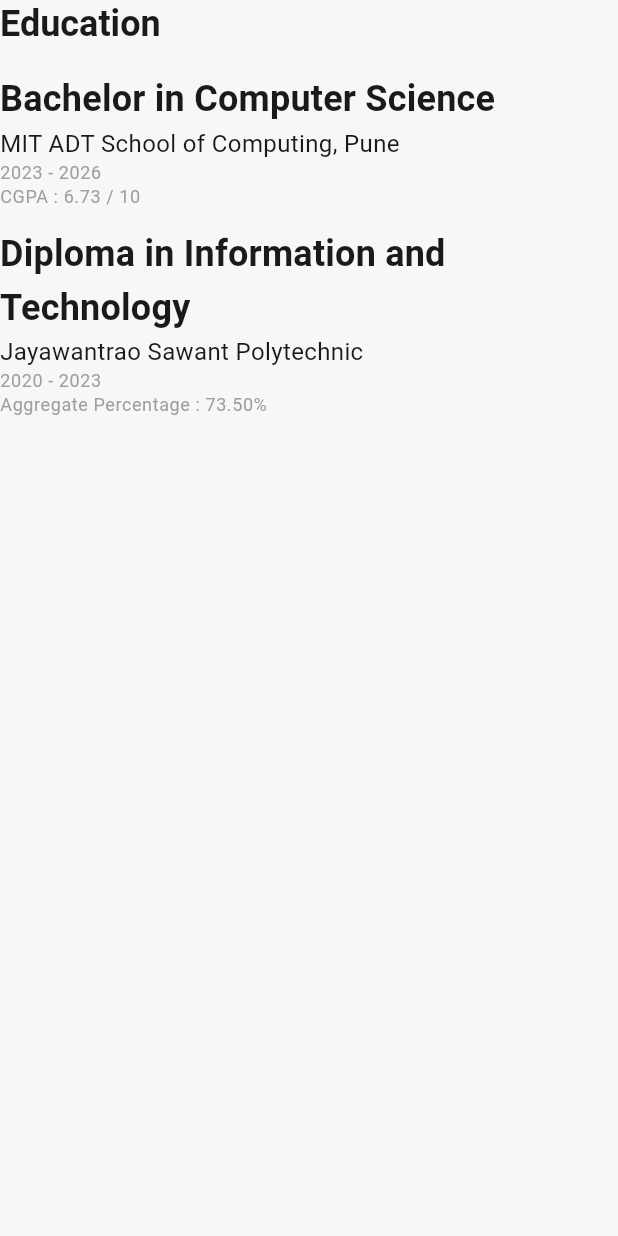
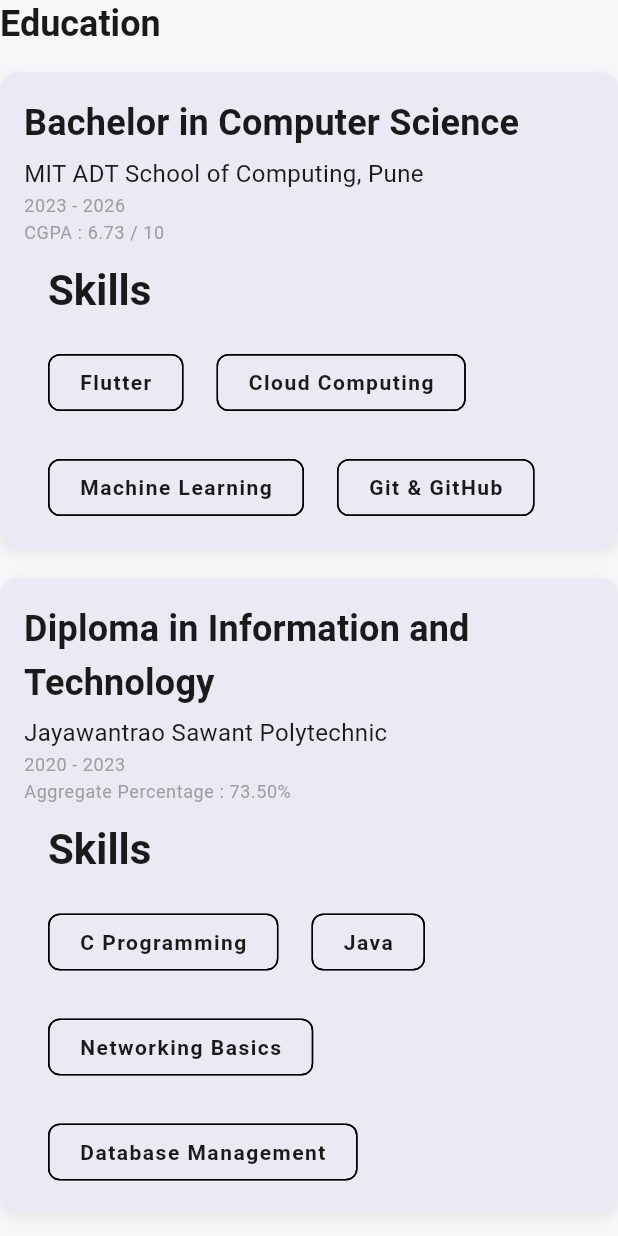
Before and after one commit to Shubhamlad2004/portfolio_shubham_lad, a Flutter app: the EducationSection widget shown alone on an empty page, opened directly, on a phone screen of 412 x 824 dp. Run offline on Flutter 3.47's test engine with Material 3 defaults, Android fonts, the light colour scheme and no system bars; our stand-ins replace font_awesome_flutter.

Commit message:
Ready to deploy other then (content)

```diff
--- a/lib/pages/home_page.dart
+++ b/lib/pages/home_page.dart
@@ -7,7 +7,8 @@
 
   @override
   Widget build(BuildContext context) {
-    return Column(
+    return SingleChildScrollView(
+      child: Column(
         crossAxisAlignment: CrossAxisAlignment.start,
         children: const [
           HeroSection(),
@@ -16,6 +17,7 @@
             skills: ['Flutter', 'Dart', 'Python', 'Firebase', 'Git', 'Linux'],
           ),
         ],
+      ),
     );
   }
 }
--- a/lib/pages/profile_page.dart
+++ b/lib/pages/profile_page.dart
@@ -1,6 +1,5 @@
 import 'package:flutter/material.dart';
 import 'package:portfolio_shubham_lad/widgets/github_projects_section.dart';
-import 'package:portfolio_shubham_lad/widgets/skills_section.dart';
 import 'package:portfolio_shubham_lad/widgets/education_section.dart';
 
 class ProfilePage extends StatelessWidget {
@@ -8,7 +7,6 @@
 
   @override
   Widget build(BuildContext context) {
-    final theme = Theme.of(context);
 
     return SingleChildScrollView(
       padding: const EdgeInsets.symmetric(horizontal: 16.0, vertical: 24.0),
@@ -26,16 +24,6 @@
           // Projects
           const ProjectsSection(),
           const SizedBox(height: 32),
-
-          // Skills
-          Text(
-            "Skills",
-            style: theme.textTheme.headlineSmall?.copyWith(fontWeight: FontWeight.bold),
-          ),
-          const SizedBox(height: 16),
-          const SkillsSection(
-            skills: ['Flutter', 'Dart', 'Python', 'Firebase', 'Git', 'Linux'],
-          ),
         ],
       ),
     );
--- a/lib/widgets/education_section.dart
+++ b/lib/widgets/education_section.dart
@@ -1,4 +1,5 @@
 import 'package:flutter/material.dart';
+import '../widgets/skills_section.dart';
 
 class EducationSection extends StatelessWidget {
   const EducationSection({super.key});
@@ -6,23 +7,48 @@
   @override
   Widget build(BuildContext context) {
     final theme = Theme.of(context);
+    final isMobile = MediaQuery.of(context).size.width < 720;
+
     return Column(
       crossAxisAlignment: CrossAxisAlignment.start,
       children: [
-        Text("Education", style: theme.textTheme.headlineSmall?.copyWith(fontWeight: FontWeight.bold)),
+        Text(
+          "Education",
+          style: theme.textTheme.headlineSmall?.copyWith(
+            fontWeight: FontWeight.bold,
+          ),
+        ),
         const SizedBox(height: 16),
+
+        // First Education Item
         _EducationItem(
           title: "Bachelor in Computer Science",
           subtitle: "MIT ADT School of Computing, Pune",
           duration: "2023 - 2026",
           grade: "CGPA : 6.73 / 10",
+          skills: [
+            "Flutter",
+            "Cloud Computing",
+            "Machine Learning",
+            "Git & GitHub"
+          ],
+          isMobile: isMobile,
         ),
-        const SizedBox(height: 12),
+        const SizedBox(height: 20),
+
+        // Second Education Item
         _EducationItem(
           title: "Diploma in Information and Technology",
           subtitle: "Jayawantrao Sawant Polytechnic",
           duration: "2020 - 2023",
           grade: "Aggregate Percentage : 73.50%",
+          skills: [
+            "C Programming",
+            "Java",
+            "Networking Basics",
+            "Database Management"
+          ],
+          isMobile: isMobile,
         ),
       ],
     );
@@ -31,17 +57,80 @@
 
 class _EducationItem extends StatelessWidget {
   final String title, subtitle, duration, grade;
-  const _EducationItem({required this.title, required this.subtitle, required this.duration, required this.grade});
+  final List<String> skills;
+  final bool isMobile;
+
+  const _EducationItem({
+    required this.title,
+    required this.subtitle,
+    required this.duration,
+    required this.grade,
+    required this.skills,
+    required this.isMobile,
+  });
 
   @override
   Widget build(BuildContext context) {
     final theme = Theme.of(context);
+
+    return Container(
+      width: double.infinity,
+      padding: const EdgeInsets.all(16),
+      decoration: BoxDecoration(
+        color: theme.colorScheme.surface,
+        borderRadius: BorderRadius.circular(12),
+        boxShadow: [
+          BoxShadow(
+            color: Colors.black.withOpacity(0.08),
+            blurRadius: 6,
+            offset: const Offset(0, 3),
+          ),
+        ],
+      ),
+      child: isMobile
+          ? Column(
+              crossAxisAlignment: CrossAxisAlignment.start,
+              children: [
+                _buildEducationDetails(theme),
+                const SizedBox(height: 12),
+                SkillsSection(skills: skills),
+              ],
+            )
+          : Row(
+              crossAxisAlignment: CrossAxisAlignment.start,
+              children: [
+                Expanded(
+                  flex: 3,
+                  child: _buildEducationDetails(theme),
+                ),
+                const SizedBox(width: 16),
+                Expanded(
+                  flex: 5,
+                  child: Align(
+                    alignment: Alignment.topLeft,
+                    child: SkillsSection(skills: skills),
+                  ),
+                ),
+              ],
+            ),
+    );
+  }
+
+  Widget _buildEducationDetails(ThemeData theme) {
     return Column(
       crossAxisAlignment: CrossAxisAlignment.start,
       children: [
-        Text(title, style: theme.textTheme.titleMedium?.copyWith(fontWeight: FontWeight.bold)),
+        Text(
+          title,
+          style: theme.textTheme.titleMedium?.copyWith(
+            fontWeight: FontWeight.bold,
+          ),
+        ),
+        const SizedBox(height: 4),
         Text(subtitle, style: theme.textTheme.bodyMedium),
+        const SizedBox(height: 2),
         Text(duration, style: theme.textTheme.bodySmall),
+        const SizedBox(height: 2),
         Text(grade, style: theme.textTheme.bodySmall),
       ],
     );
--- a/lib/widgets/shared_layout.dart
+++ b/lib/widgets/shared_layout.dart
@@ -11,20 +11,22 @@
   @override
   Widget build(BuildContext context) {
     return Scaffold(
-      endDrawer: const AppDrawer(), // vertical drawer menu bar in case of mobile interface
+      endDrawer: const AppDrawer(),
       body: LayoutBuilder(
         builder: (context, constraints) {
-          return SingleChildScrollView( // make page scrolable
+          return SingleChildScrollView(
             child: ConstrainedBox(
-              constraints: BoxConstraints(minHeight: constraints.maxHeight), // use space horisontaly(helps footer stick to botum)
-              child: IntrinsicHeight( // (heavy resource remove if app too slow.) makes colums of same size (as the allest one)
+              constraints: BoxConstraints(minHeight: constraints.maxHeight),
+              child: IntrinsicHeight(
                 child: Column(
                   crossAxisAlignment: CrossAxisAlignment.stretch,
                   children: [
-                    const NavBar(), // Menu Bar on top
-                    ResponsiveWrapper(child: child), // main content
-                    const Spacer(), // fill remaining space
-                    const CustomFooter(), // shared footer
+                    const NavBar(),
+                    Expanded(
+                      child: ResponsiveWrapper(child: child),
+                    ),
+
+                    const CustomFooter(),
                   ],
                 ),
               ),
--- a/lib/widgets/skills_section.dart
+++ b/lib/widgets/skills_section.dart
@@ -11,6 +11,7 @@
       padding: const EdgeInsets.symmetric(horizontal: 16.0),
       child: Column(
         crossAxisAlignment: CrossAxisAlignment.start,
+        mainAxisSize: MainAxisSize.min, // 👈 keeps it only as tall as content
         children: [
           Text(
             'Skills',
@@ -26,7 +27,10 @@
                 .map(
                   (skill) => Chip(
                     label: Text(skill),
-                      padding: const EdgeInsets.symmetric(horizontal: 12, vertical: 8),
+                    padding: const EdgeInsets.symmetric(
+                      horizontal: 12,
+                      vertical: 8,
+                    ),
                   ),
                 )
                 .toList(),
```
Lines whose indentation alone changed are shown as unchanged.
